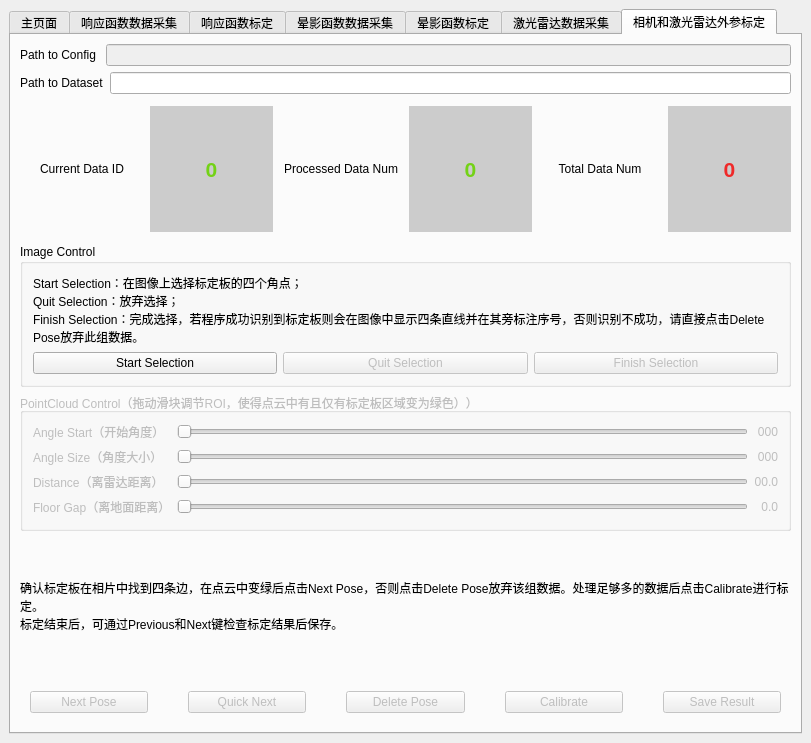
Before: the Qt Designer form src/mainwindow.ui in KangJialiang/Data-Platform, drawn with Qt 5.
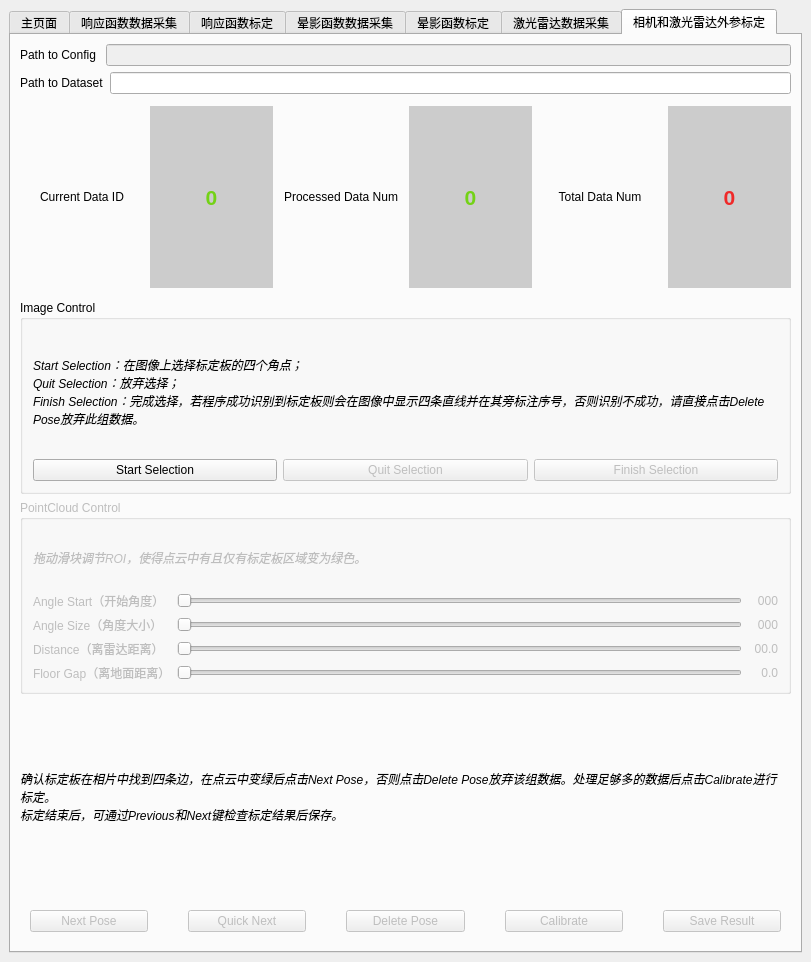
After: the same form once the commit is applied. The open tabs and pages were chosen to show the change.

Commit message: fix: change to Italic help words font

Patch:
```diff
--- a/src/mainwindow.ui
+++ b/src/mainwindow.ui
@@ -7,7 +7,7 @@
     <x>0</x>
     <y>0</y>
     <width>811</width>
-    <height>743</height>
+    <height>962</height>
    </rect>
   </property>
   <property name="windowTitle">
@@ -1128,6 +1128,11 @@
            </item>
            <item row="0" column="0" colspan="3">
             <widget class="QLabel" name="label_5">
+             <property name="font">
+              <font>
+               <italic>true</italic>
+              </font>
+             </property>
              <property name="text">
               <string>Start Selection：在图像上选择标定板的四个角点；
 Quit Selection：放弃选择；
@@ -1277,7 +1282,7 @@
            <bool>false</bool>
           </property>
           <property name="title">
-           <string>PointCloud Control（拖动滑块调节ROI，使得点云中有且仅有标定板区域变为绿色））</string>
+           <string>PointCloud Control</string>
           </property>
           <layout class="QGridLayout" name="gridLayout_8">
            <property name="leftMargin">
@@ -1403,6 +1408,18 @@
              </property>
             </widget>
            </item>
+           <item row="0" column="0" colspan="4">
+            <widget class="QLabel" name="label_7">
+             <property name="font">
+              <font>
+               <italic>true</italic>
+              </font>
+             </property>
+             <property name="text">
+              <string>拖动滑块调节ROI，使得点云中有且仅有标定板区域变为绿色。</string>
+             </property>
+            </widget>
+           </item>
           </layout>
          </widget>
         </item>
@@ -1521,6 +1538,11 @@
         </item>
         <item row="8" column="0">
          <widget class="QLabel" name="label_6">
+          <property name="font">
+           <font>
+            <italic>true</italic>
+           </font>
+          </property>
           <property name="text">
            <string>确认标定板在相片中找到四条边，在点云中变绿后点击Next Pose，否则点击Delete Pose放弃该组数据。处理足够多的数据后点击Calibrate进行标定。
 标定结束后，可通过Previous和Next键检查标定结果后保存。</string>
```
Left out of the diff: 33 changed lines with no effect on the pictures.
